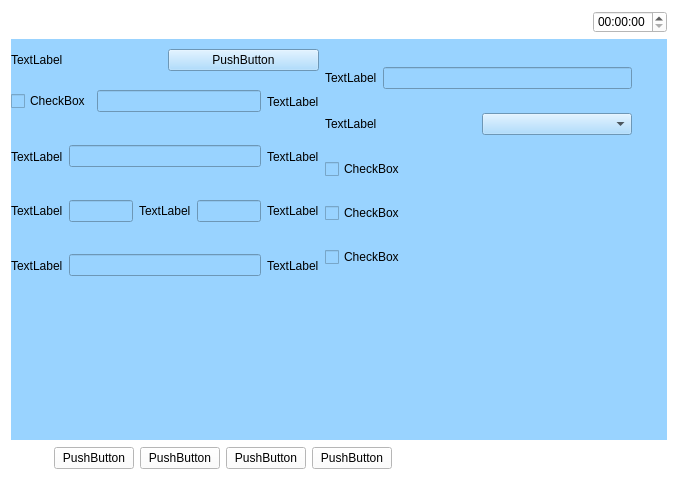
Before: the Qt Designer form WeighSensor/wurenzhishou.ui in xsw258x2s5w8/WeightSensor, drawn with Qt 5.
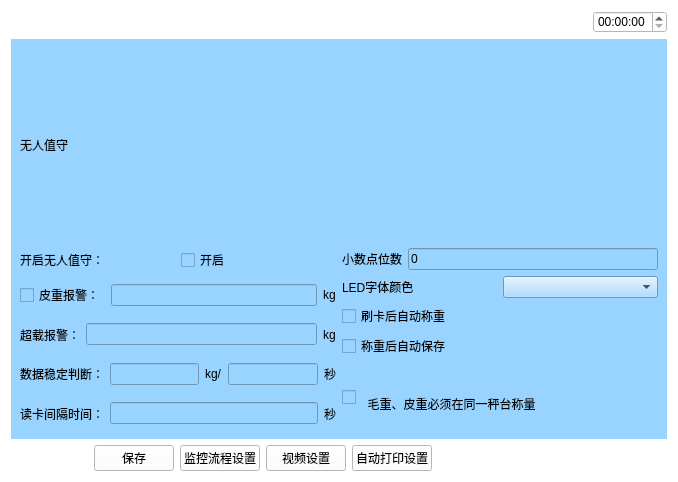
After: the same form once the commit is applied. Icons and pictures are not drawn.

Diff of the .ui file:
```diff
--- a/WeighSensor/wurenzhishou.ui
+++ b/WeighSensor/wurenzhishou.ui
@@ -107,15 +107,15 @@
      <property name="styleSheet">
       <string notr="true">background-color: rgb(153, 211, 255);</string>
      </property>
-     <widget class="QWidget" name="layoutWidget">
-      <property name="geometry">
-       <rect>
-        <x>0</x>
-        <y>10</y>
-        <width>621</width>
-        <height>241</height>
-       </rect>
-      </property>
+     <layout class="QVBoxLayout" name="verticalLayout_4" stretch="1,5">
+      <item>
+       <widget class="QLabel" name="label">
+        <property name="text">
+         <string>无人值守</string>
+        </property>
+       </widget>
+      </item>
+      <item>
       <layout class="QHBoxLayout" name="horizontalLayout_14" stretch="1,1">
        <item>
         <layout class="QVBoxLayout" name="verticalLayout">
@@ -124,14 +124,14 @@
            <item>
             <widget class="QLabel" name="label_2">
              <property name="text">
-              <string>TextLabel</string>
+               <string>开启无人值守：</string>
              </property>
             </widget>
            </item>
            <item>
-            <widget class="QPushButton" name="pushButton">
+             <widget class="QCheckBox" name="checkBox_5">
              <property name="text">
-              <string>PushButton</string>
+               <string>开启</string>
              </property>
             </widget>
            </item>
@@ -142,7 +142,7 @@
            <item>
             <widget class="QCheckBox" name="checkBox">
              <property name="text">
-              <string>CheckBox</string>
+               <string>皮重报警：</string>
              </property>
             </widget>
            </item>
@@ -152,7 +152,7 @@
            <item>
             <widget class="QLabel" name="label_11">
              <property name="text">
-              <string>TextLabel</string>
+               <string>kg</string>
              </property>
             </widget>
            </item>
@@ -163,7 +163,7 @@
            <item>
             <widget class="QLabel" name="label_3">
              <property name="text">
-              <string>TextLabel</string>
+               <string>超载报警：</string>
              </property>
             </widget>
            </item>
@@ -173,7 +173,7 @@
            <item>
             <widget class="QLabel" name="label_10">
              <property name="text">
-              <string>TextLabel</string>
+               <string>kg</string>
              </property>
             </widget>
            </item>
@@ -184,7 +184,7 @@
            <item>
             <widget class="QLabel" name="label_5">
              <property name="text">
-              <string>TextLabel</string>
+               <string>数据稳定判断：</string>
              </property>
             </widget>
            </item>
@@ -194,7 +194,7 @@
            <item>
             <widget class="QLabel" name="label_7">
              <property name="text">
-              <string>TextLabel</string>
+               <string>kg/</string>
              </property>
             </widget>
            </item>
@@ -204,7 +204,7 @@
            <item>
             <widget class="QLabel" name="label_8">
              <property name="text">
-              <string>TextLabel</string>
+               <string>秒</string>
              </property>
             </widget>
            </item>
@@ -215,7 +215,7 @@
            <item>
             <widget class="QLabel" name="label_6">
              <property name="text">
-              <string>TextLabel</string>
+               <string>读卡间隔时间：</string>
              </property>
             </widget>
            </item>
@@ -225,7 +225,7 @@
            <item>
             <widget class="QLabel" name="label_9">
              <property name="text">
-              <string>TextLabel</string>
+               <string>秒</string>
              </property>
             </widget>
            </item>
@@ -240,12 +240,16 @@
            <item>
             <widget class="QLabel" name="label_12">
              <property name="text">
-              <string>TextLabel</string>
+               <string>小数点位数</string>
              </property>
             </widget>
            </item>
            <item>
-            <widget class="QLineEdit" name="lineEdit_6"/>
+             <widget class="QLineEdit" name="lineEdit_6">
+              <property name="text">
+               <string>0</string>
+              </property>
+             </widget>
            </item>
           </layout>
          </item>
@@ -254,7 +258,7 @@
            <item>
             <widget class="QLabel" name="label_13">
              <property name="text">
-              <string>TextLabel</string>
+               <string>LED字体颜色</string>
              </property>
             </widget>
            </item>
@@ -266,28 +270,32 @@
          <item>
           <widget class="QCheckBox" name="checkBox_2">
            <property name="text">
-            <string>CheckBox</string>
+             <string>刷卡后自动称重</string>
            </property>
           </widget>
          </item>
          <item>
           <widget class="QCheckBox" name="checkBox_3">
            <property name="text">
-            <string>CheckBox</string>
+             <string>称重后自动保存</string>
            </property>
           </widget>
          </item>
          <item>
           <widget class="QCheckBox" name="checkBox_4">
            <property name="text">
-            <string>CheckBox</string>
+             <string>
+
+  毛重、皮重必须在同一秤台称量
+</string>
            </property>
           </widget>
          </item>
         </layout>
        </item>
       </layout>
-     </widget>
+      </item>
+     </layout>
     </widget>
    </item>
    <item>
@@ -322,31 +330,44 @@
      </item>
      <item>
       <layout class="QHBoxLayout" name="horizontalLayout_15">
+       <item>
+        <spacer name="horizontalSpacer">
+         <property name="orientation">
+          <enum>Qt::Horizontal</enum>
+         </property>
+         <property name="sizeHint" stdset="0">
+          <size>
+           <width>40</width>
+           <height>20</height>
+          </size>
+         </property>
+        </spacer>
+       </item>
        <item>
         <widget class="QPushButton" name="pushButton_2">
          <property name="text">
-          <string>PushButton</string>
+          <string>保存</string>
          </property>
         </widget>
        </item>
        <item>
         <widget class="QPushButton" name="pushButton_3">
          <property name="text">
-          <string>PushButton</string>
+          <string>监控流程设置</string>
          </property>
         </widget>
        </item>
        <item>
         <widget class="QPushButton" name="pushButton_4">
          <property name="text">
-          <string>PushButton</string>
+          <string>视频设置</string>
          </property>
         </widget>
        </item>
        <item>
         <widget class="QPushButton" name="pushButton_5">
          <property name="text">
-          <string>PushButton</string>
+          <string>自动打印设置</string>
          </property>
         </widget>
        </item>
```
Left out of the diff: 4 changed lines with no effect on the pictures. Lines whose indentation alone changed are shown as unchanged.
